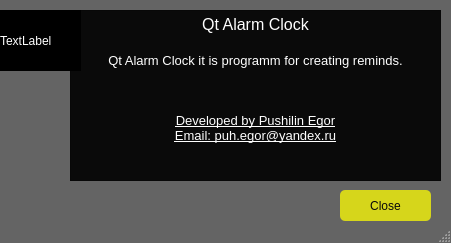
DARK-LORD-linux/Qt_Alarm_Clock_project, file windows/dark_theme/about_programm_window.ui: the form before one commit.
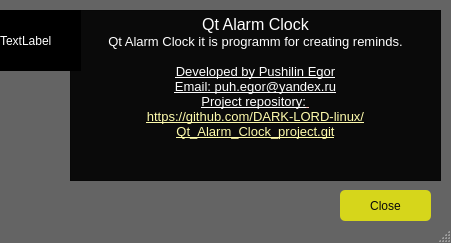
The form after the commit.

```diff
--- a/windows/dark_theme/about_programm_window.ui
+++ b/windows/dark_theme/about_programm_window.ui
@@ -66,13 +66,12 @@
 p, li { white-space: pre-wrap; }
 &lt;/style&gt;&lt;/head&gt;&lt;body style=&quot; font-family:'JetBrains Mono'; font-size:10pt; font-weight:400; font-style:normal;&quot;&gt;
 &lt;p align=&quot;center&quot; style=&quot; margin-top:0px; margin-bottom:0px; margin-left:0px; margin-right:0px; -qt-block-indent:0; text-indent:0px;&quot;&gt;&lt;span style=&quot; font-size:12pt; color:#ffffff;&quot;&gt;Qt Alarm Clock&lt;/span&gt;&lt;/p&gt;
-&lt;p align=&quot;center&quot; style=&quot;-qt-paragraph-type:empty; margin-top:0px; margin-bottom:0px; margin-left:0px; margin-right:0px; -qt-block-indent:0; text-indent:0px; font-size:12pt; color:#ffffff;&quot;&gt;&lt;br /&gt;&lt;/p&gt;
 &lt;p align=&quot;center&quot; style=&quot; margin-top:0px; margin-bottom:0px; margin-left:0px; margin-right:0px; -qt-block-indent:0; text-indent:0px;&quot;&gt;&lt;span style=&quot; color:#ffffff;&quot;&gt;Qt Alarm Clock it is programm for creating reminds.&lt;/span&gt;&lt;/p&gt;
 &lt;p align=&quot;center&quot; style=&quot;-qt-paragraph-type:empty; margin-top:0px; margin-bottom:0px; margin-left:0px; margin-right:0px; -qt-block-indent:0; text-indent:0px; color:#ffffff;&quot;&gt;&lt;br /&gt;&lt;/p&gt;
-&lt;p align=&quot;center&quot; style=&quot;-qt-paragraph-type:empty; margin-top:0px; margin-bottom:0px; margin-left:0px; margin-right:0px; -qt-block-indent:0; text-indent:0px; color:#ffffff;&quot;&gt;&lt;br /&gt;&lt;/p&gt;
-&lt;p align=&quot;center&quot; style=&quot;-qt-paragraph-type:empty; margin-top:0px; margin-bottom:0px; margin-left:0px; margin-right:0px; -qt-block-indent:0; text-indent:0px; color:#ffffff;&quot;&gt;&lt;br /&gt;&lt;/p&gt;
 &lt;p align=&quot;center&quot; style=&quot; margin-top:0px; margin-bottom:0px; margin-left:0px; margin-right:0px; -qt-block-indent:0; text-indent:0px;&quot;&gt;&lt;span style=&quot; text-decoration: underline; color:#ffffff;&quot;&gt;Developed by Pushilin Egor&lt;/span&gt;&lt;/p&gt;
-&lt;p align=&quot;center&quot; style=&quot; margin-top:0px; margin-bottom:0px; margin-left:0px; margin-right:0px; -qt-block-indent:0; text-indent:0px;&quot;&gt;&lt;span style=&quot; text-decoration: underline; color:#ffffff;&quot;&gt;Email: puh.egor@yandex.ru&lt;/span&gt;&lt;/p&gt;&lt;/body&gt;&lt;/html&gt;</string>
+&lt;p align=&quot;center&quot; style=&quot; margin-top:0px; margin-bottom:0px; margin-left:0px; margin-right:0px; -qt-block-indent:0; text-indent:0px;&quot;&gt;&lt;span style=&quot; text-decoration: underline; color:#ffffff;&quot;&gt;Email: puh.egor@yandex.ru&lt;/span&gt;&lt;/p&gt;
+&lt;p align=&quot;center&quot; style=&quot; margin-top:0px; margin-bottom:0px; margin-left:0px; margin-right:0px; -qt-block-indent:0; text-indent:0px;&quot;&gt;&lt;span style=&quot; text-decoration: underline; color:#ffffff;&quot;&gt;Project repository:&lt;/span&gt;&lt;span style=&quot; text-decoration: underline; color:#ffc9c2;&quot;&gt; &lt;/span&gt;&lt;/p&gt;
+&lt;p align=&quot;center&quot; style=&quot; margin-top:0px; margin-bottom:0px; margin-left:0px; margin-right:0px; -qt-block-indent:0; text-indent:0px;&quot;&gt;&lt;span style=&quot; text-decoration: underline; color:#fffcac;&quot;&gt;https://github.com/DARK-LORD-linux/Qt_Alarm_Clock_project.git&lt;/span&gt;&lt;/p&gt;&lt;/body&gt;&lt;/html&gt;</string>
     </property>
    </widget>
    <widget class="QLabel" name="progect_logo">
```
